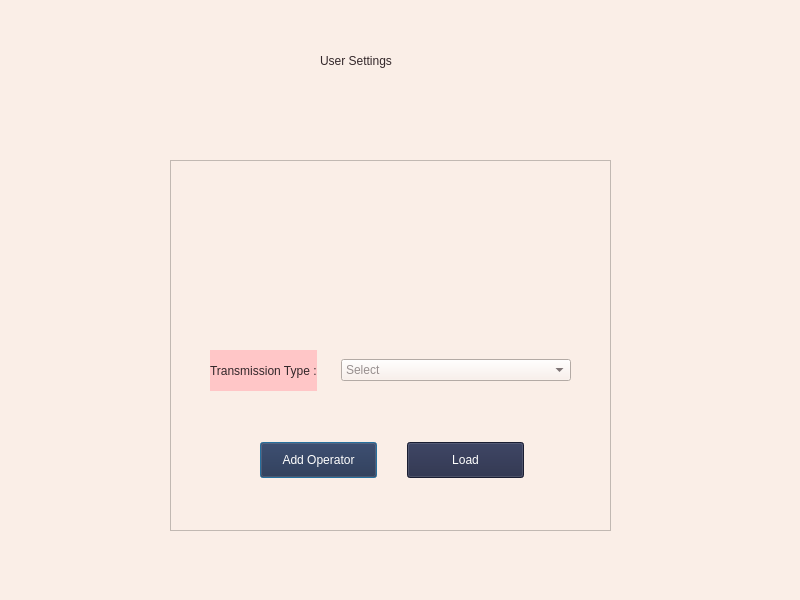
Before: the Qt Designer form VehicleDashboard/usersettingsdialog.ui in C0SMlC/QT, drawn with Qt 5.
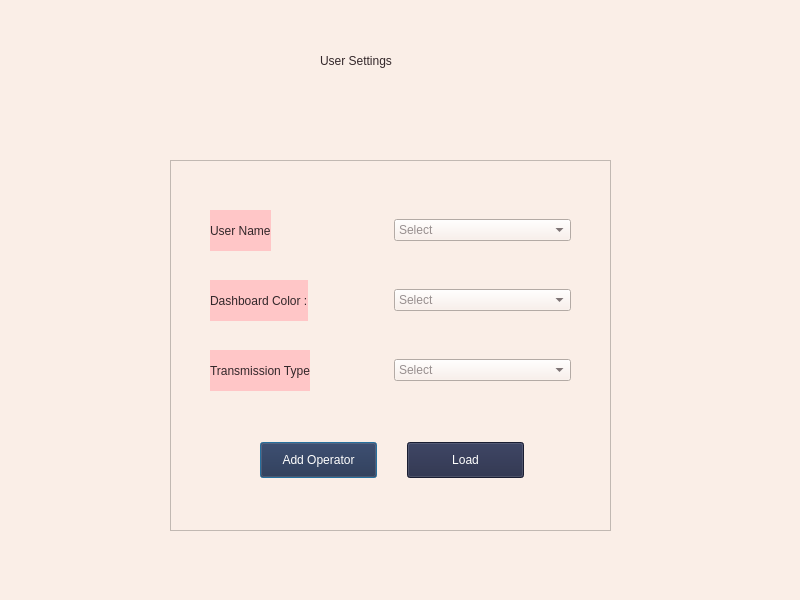
After: the same form once the commit is applied.

Commit message: feat: Changong vehicle dashboard color based on user

Diff of the .ui file:
```diff
--- a/VehicleDashboard/usersettingsdialog.ui
+++ b/VehicleDashboard/usersettingsdialog.ui
@@ -77,60 +77,6 @@
     </item>
    </layout>
   </widget>
-  <widget class="QWidget" name="layoutWidget_2">
-   <property name="geometry">
-    <rect>
-     <x>210</x>
-     <y>350</y>
-     <width>361</width>
-     <height>41</height>
-    </rect>
-   </property>
-   <layout class="QHBoxLayout" name="horizontalLayout_3">
-    <item alignment="Qt::AlignLeft">
-     <widget class="QLabel" name="label_4">
-      <property name="autoFillBackground">
-       <bool>false</bool>
-      </property>
-      <property name="styleSheet">
-       <string notr="true">background-color: rgb(255, 198, 199);</string>
-      </property>
-      <property name="text">
-       <string>Transmission Type :</string>
-      </property>
-      <property name="margin">
-       <number>0</number>
-      </property>
-     </widget>
-    </item>
-    <item>
-     <widget class="QComboBox" name="comboBox_3">
-      <property name="styleSheet">
-       <string notr="true">width:200px;</string>
-      </property>
-      <property name="iconSize">
-       <size>
-        <width>16</width>
-        <height>30</height>
-       </size>
-      </property>
-      <property name="placeholderText">
-       <string>Select</string>
-      </property>
-      <item>
-       <property name="text">
-        <string>Eco</string>
-       </property>
-      </item>
-      <item>
-       <property name="text">
-        <string>Sport</string>
-       </property>
-      </item>
-     </widget>
-    </item>
-   </layout>
-  </widget>
   <widget class="QFrame" name="frame">
    <property name="geometry">
     <rect>
@@ -199,12 +145,11 @@
      </item>
     </layout>
    </widget>
-  </widget>
   <widget class="QWidget" name="layoutWidget">
    <property name="geometry">
     <rect>
-     <x>210</x>
-     <y>210</y>
+      <x>40</x>
+      <y>120</y>
      <width>361</width>
      <height>41</height>
     </rect>
@@ -227,9 +172,9 @@
      </widget>
     </item>
     <item alignment="Qt::AlignVCenter">
-     <widget class="QComboBox" name="comboBox">
+      <widget class="QComboBox" name="colorCombo">
       <property name="styleSheet">
-       <string notr="true">width:200px;</string>
+        <string notr="true"/>
       </property>
       <property name="iconSize">
        <size>
@@ -240,15 +185,142 @@
       <property name="placeholderText">
        <string>Select</string>
       </property>
+       <item>
+        <property name="text">
+         <string>Default</string>
+        </property>
+       </item>
+       <item>
+        <property name="text">
+         <string>Red</string>
+        </property>
+       </item>
+       <item>
+        <property name="text">
+         <string>Blue</string>
+        </property>
+       </item>
+       <item>
+        <property name="text">
+         <string>Green</string>
+        </property>
+       </item>
+       <item>
+        <property name="text">
+         <string>Yellow</string>
+        </property>
+       </item>
+       <item>
+        <property name="text">
+         <string>Grey</string>
+        </property>
+       </item>
      </widget>
     </item>
    </layout>
+   </widget>
+   <widget class="QWidget" name="layoutWidget_2">
+    <property name="geometry">
+     <rect>
+      <x>40</x>
+      <y>190</y>
+      <width>361</width>
+      <height>41</height>
+     </rect>
+    </property>
+    <layout class="QHBoxLayout" name="horizontalLayout_3">
+     <item alignment="Qt::AlignLeft">
+      <widget class="QLabel" name="label_4">
+       <property name="autoFillBackground">
+        <bool>false</bool>
+       </property>
+       <property name="styleSheet">
+        <string notr="true">background-color: rgb(255, 198, 199);</string>
+       </property>
+       <property name="text">
+        <string>Transmission Type</string>
+       </property>
+       <property name="margin">
+        <number>0</number>
+       </property>
+      </widget>
+     </item>
+     <item alignment="Qt::AlignVCenter">
+      <widget class="QComboBox" name="colorCombo_2">
+       <property name="styleSheet">
+        <string notr="true"/>
+       </property>
+       <property name="iconSize">
+        <size>
+         <width>16</width>
+         <height>30</height>
+        </size>
+       </property>
+       <property name="placeholderText">
+        <string>Select</string>
+       </property>
+       <item>
+        <property name="text">
+         <string>Eco</string>
+        </property>
+       </item>
+       <item>
+        <property name="text">
+         <string>Sport</string>
+        </property>
+       </item>
+      </widget>
+     </item>
+    </layout>
+   </widget>
+   <widget class="QWidget" name="layoutWidget_3">
+    <property name="geometry">
+     <rect>
+      <x>40</x>
+      <y>50</y>
+      <width>361</width>
+      <height>41</height>
+     </rect>
+    </property>
+    <layout class="QHBoxLayout" name="horizontalLayout_5">
+     <item alignment="Qt::AlignLeft">
+      <widget class="QLabel" name="label_5">
+       <property name="autoFillBackground">
+        <bool>false</bool>
+       </property>
+       <property name="styleSheet">
+        <string notr="true">background-color: rgb(255, 198, 199);</string>
+       </property>
+       <property name="text">
+        <string>User Name</string>
+       </property>
+       <property name="margin">
+        <number>0</number>
+       </property>
+      </widget>
+     </item>
+     <item alignment="Qt::AlignVCenter">
+      <widget class="QComboBox" name="colorCombo_3">
+       <property name="styleSheet">
+        <string notr="true"/>
+       </property>
+       <property name="iconSize">
+        <size>
+         <width>16</width>
+         <height>30</height>
+        </size>
+       </property>
+       <property name="placeholderText">
+        <string>Select</string>
+       </property>
+      </widget>
+     </item>
+    </layout>
+   </widget>
   </widget>
   <zorder>layoutWidget</zorder>
   <zorder>frame</zorder>
   <zorder>label</zorder>
-  <zorder>layoutWidget</zorder>
-  <zorder>layoutWidget_2</zorder>
  </widget>
  <resources/>
  <connections/>
```
Lines whose indentation alone changed are shown as unchanged. The commit also changes 19 other files.
